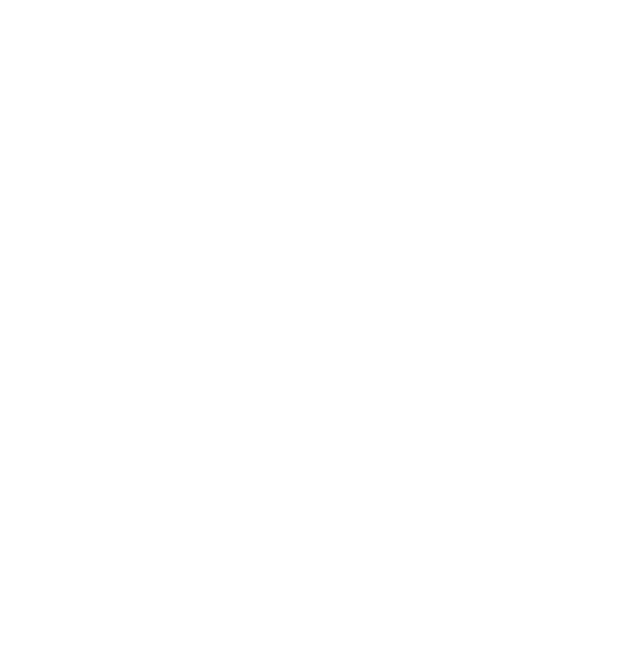
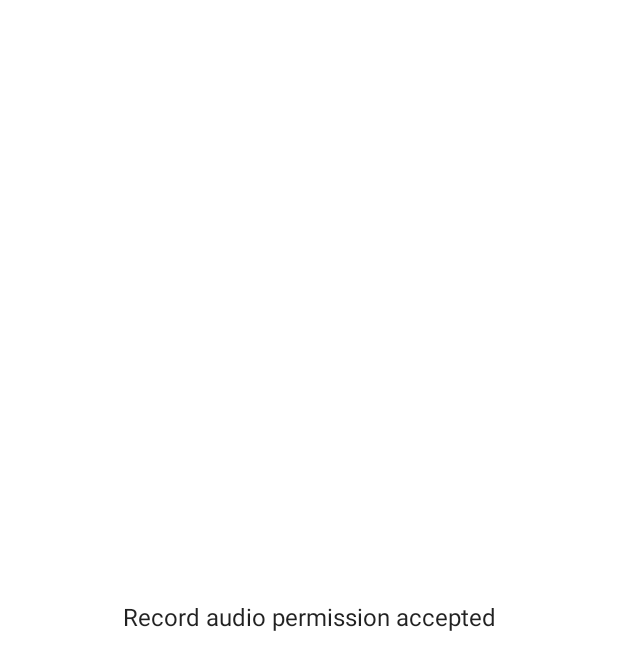
Before and after one commit to levkaantonov/ComposeTraining, an Android app built with Jetpack Compose: the screen it shows after launch (MainActivity), on a phone screen of 412 x 824 dp. Before the commit the part shown is empty. Shown: the top 670 px of the screen. Run offline under Robolectric (Android 15) with nearby library versions, the phone set to English and light mode, and no system bars.

Commit message:
compose permission handling

```diff
--- a/app/build.gradle
+++ b/app/build.gradle
@@ -62,4 +62,6 @@ dependencies {
     androidTestImplementation 'androidx.test.espresso:espresso-core:3.4.0'
     androidTestImplementation "androidx.compose.ui:ui-test-junit4:$compose_version"
     debugImplementation "androidx.compose.ui:ui-tooling:$compose_version"
+
+    implementation "com.google.accompanist:accompanist-permissions:0.21.1-beta"
 }
--- a/app/src/main/AndroidManifest.xml
+++ b/app/src/main/AndroidManifest.xml
@@ -1,6 +1,9 @@
 <?xml version="1.0" encoding="utf-8"?>
 <manifest xmlns:android="http://schemas.android.com/apk/res/android"
     package="levkaantonov.com.study.composetraining">
+
+    <uses-permission android:name="android.permission.RECORD_AUDIO"/>
+    <uses-permission android:name="android.permission.CAMERA"/>
 
     <application
         android:allowBackup="true"
--- a/app/src/main/java/levkaantonov/com/study/composetraining/MainActivity.kt
+++ b/app/src/main/java/levkaantonov/com/study/composetraining/MainActivity.kt
@@ -1,21 +1,102 @@
 package levkaantonov.com.study.composetraining
 
+import android.Manifest
 import android.os.Bundle
 import androidx.activity.ComponentActivity
 import androidx.activity.compose.setContent
+import androidx.compose.foundation.layout.Arrangement
+import androidx.compose.foundation.layout.Column
+import androidx.compose.foundation.layout.fillMaxSize
 import androidx.compose.material.MaterialTheme
 import androidx.compose.material.Surface
 import androidx.compose.material.Text
 import androidx.compose.runtime.Composable
+import androidx.compose.runtime.DisposableEffect
+import androidx.compose.ui.Alignment
+import androidx.compose.ui.Modifier
+import androidx.compose.ui.platform.LocalLifecycleOwner
 import androidx.compose.ui.tooling.preview.Preview
+import androidx.lifecycle.Lifecycle
+import androidx.lifecycle.LifecycleEventObserver
+import com.google.accompanist.permissions.ExperimentalPermissionsApi
+import com.google.accompanist.permissions.rememberMultiplePermissionsState
 import levkaantonov.com.study.composetraining.ui.theme.ComposeTrainingTheme
 
+@ExperimentalPermissionsApi
 class MainActivity : ComponentActivity() {
     override fun onCreate(savedInstanceState: Bundle?) {
         super.onCreate(savedInstanceState)
         setContent {
             ComposeTrainingTheme {
-                Surface(color = MaterialTheme.colors.background) {
+                val permissionState = rememberMultiplePermissionsState(
+                    permissions = listOf(
+                        Manifest.permission.RECORD_AUDIO,
+                        Manifest.permission.CAMERA
+                    )
+                )
+
+                val lifeCycleOwner = LocalLifecycleOwner.current
+
+                DisposableEffect(
+                    key1 = lifeCycleOwner,
+                    effect = {
+                        val observer = LifecycleEventObserver { _, event ->
+                            if (event == Lifecycle.Event.ON_START) {
+                                permissionState.launchMultiplePermissionRequest()
+                            }
+                        }
+                        lifeCycleOwner.lifecycle.addObserver(observer)
+
+                        onDispose {
+                            lifeCycleOwner.lifecycle.removeObserver(observer)
+                        }
+                    }
+                )
+
+                Column(
+                    modifier = Modifier.fillMaxSize(),
+                    horizontalAlignment = Alignment.CenterHorizontally,
+                    verticalArrangement = Arrangement.Center
+                ) {
+                    permissionState.permissions.forEach { permission ->
+                        when (permission.permission) {
+                            Manifest.permission.RECORD_AUDIO -> {
+                                when {
+                                    permission.hasPermission -> {
+                                        Text(text = "Record audio permission accepted")
+                                    }
+                                    permission.shouldShowRationale -> {
+                                        Text(text = "Record audio is needed to access the mic")
+                                    }
+                                    !permission.hasPermission &&
+                                            !permission.shouldShowRationale -> {
+                                        Text(
+                                            text = "Record audio permission was permanently denied." +
+                                                    "You can enable it in the app settings"
+                                        )
+                                    }
+                                }
+                            }
+                            Manifest.permission.CAMERA -> {
+                                when {
+                                    permission.hasPermission -> {
+                                        Text(text = "Camera permission accepted")
+                                    }
+                                    permission.shouldShowRationale -> {
+                                        Text(text = "Camera permission is needed to access the camera")
+                                    }
+                                    !permission.hasPermission &&
+                                            !permission.shouldShowRationale -> {
+                                        Text(
+                                            text = "Camera permission was permanently denied." +
+                                                    "You can enable it in the app settings"
+                                        )
+                                    }
+                                }
+                            }
+                        }
+                    }
+                    Text(text = "Record audio permission accepted")
                 }
             }
         }
```
